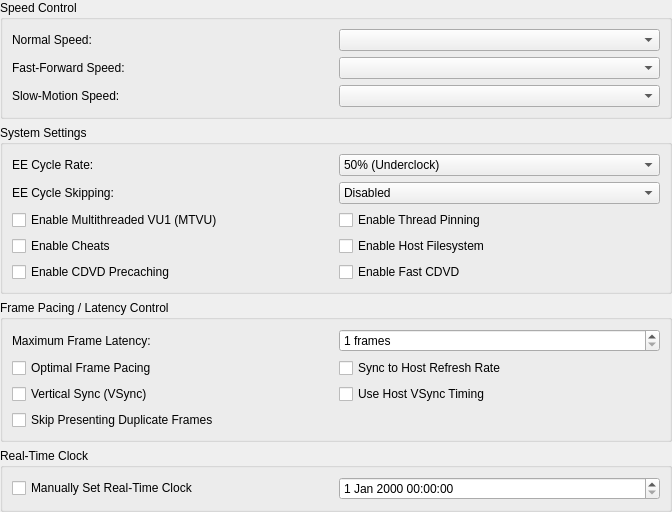
Before: the Qt Designer form pcsx2-qt/Settings/EmulationSettingsWidget.ui in PCSX2/pcsx2, drawn with Qt 5.
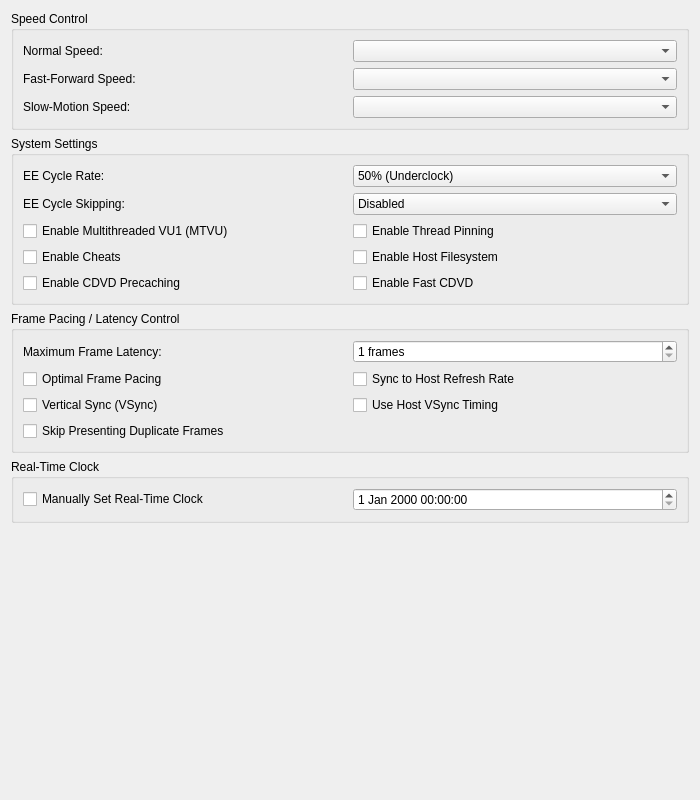
After: the same form once the commit is applied.

Commit message: Qt: Fix various settings window layout issues

What changed in the file:
```diff
--- a/pcsx2-qt/Settings/EmulationSettingsWidget.ui
+++ b/pcsx2-qt/Settings/EmulationSettingsWidget.ui
@@ -6,23 +6,11 @@
    <rect>
     <x>0</x>
     <y>0</y>
-    <width>672</width>
-    <height>500</height>
+    <width>700</width>
+    <height>800</height>
    </rect>
   </property>
   <layout class="QVBoxLayout" name="verticalLayout">
-   <property name="leftMargin">
-    <number>0</number>
-   </property>
-   <property name="topMargin">
-    <number>0</number>
-   </property>
-   <property name="rightMargin">
-    <number>0</number>
-   </property>
-   <property name="bottomMargin">
-    <number>0</number>
-   </property>
    <item>
     <widget class="QGroupBox" name="speedGroup">
      <property name="title">
@@ -262,6 +250,25 @@
      </layout>
     </widget>
    </item>
+   <item>
+    <widget class="QGroupBox" name="rtcGroup">
+     <property name="title">
+      <string>Real-Time Clock</string>
+     </property>
+     <layout class="QGridLayout" name="gridLayoutRTC">
+      <item row="0" column="0">
+       <widget class="QCheckBox" name="manuallySetRealTimeClock">
+        <property name="text">
+         <string>Manually Set Real-Time Clock</string>
+        </property>
+       </widget>
+      </item>
+      <item row="0" column="1">
+       <widget class="QDateTimeEdit" name="rtcDateTime"/>
+      </item>
+     </layout>
+    </widget>
+   </item>
    <item>
     <spacer name="verticalSpacer">
      <property name="orientation">
@@ -270,30 +277,11 @@
      <property name="sizeHint" stdset="0">
       <size>
        <width>20</width>
-       <height>40</height>
+       <height>0</height>
       </size>
      </property>
     </spacer>
    </item>
-   <item>
-    <widget class="QGroupBox" name="rtcGroup">
-     <property name="title">
-      <string>Real-Time Clock</string>
-     </property>
-     <layout class="QGridLayout" name="gridLayoutRTC">
-      <item row="0" column="0">
-       <widget class="QCheckBox" name="manuallySetRealTimeClock">
-        <property name="text">
-         <string>Manually Set Real-Time Clock</string>
-        </property>
-       </widget>
-      </item>
-      <item row="0" column="1">
-       <widget class="QDateTimeEdit" name="rtcDateTime"/>
-      </item>
-     </layout>
-    </widget>
-   </item>
   </layout>
  </widget>
  <resources>
```
Left out of the diff: 2 changed lines with no effect on the pictures. The commit also changes 31 other files.
